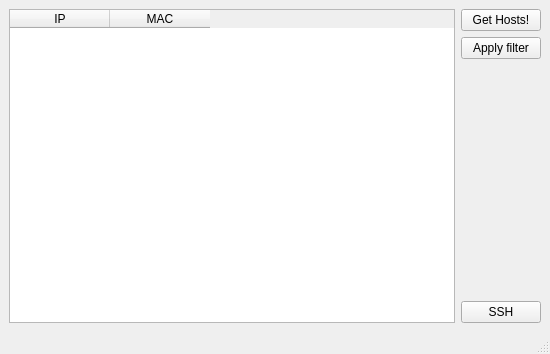
The window that mainwindow.ui (pnegre/labadmin) describes before a commit, drawn with Qt 5.
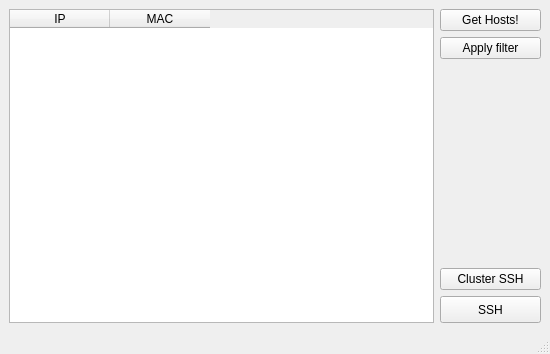
The same window after the commit.

Commit message: També afegit el botó per usar 'clusterssh'

Patch:
```diff
--- a/mainwindow.ui
+++ b/mainwindow.ui
@@ -23,6 +23,8 @@
    </property>
    <layout class="QGridLayout" name="gridLayout" >
     <item row="0" column="0" >
+     <layout class="QHBoxLayout" name="horizontalLayout" >
+      <item>
      <widget class="QTableWidget" name="hostList" >
       <column>
        <property name="text" >
@@ -36,7 +38,7 @@
       </column>
      </widget>
     </item>
-    <item row="0" column="1" >
+      <item>
      <layout class="QVBoxLayout" name="verticalLayout" >
       <item>
        <widget class="QPushButton" name="buttonHosts" >
@@ -59,18 +61,33 @@
         </property>
         <property name="sizeHint" stdset="0" >
          <size>
-          <width>20</width>
-          <height>40</height>
+            <width>72</width>
+            <height>98</height>
          </size>
         </property>
        </spacer>
       </item>
+        <item>
+         <widget class="QPushButton" name="buttonCluster" >
+          <property name="text" >
+           <string>Cluster SSH</string>
+          </property>
+         </widget>
+        </item>
       <item>
        <widget class="QPushButton" name="buttonSsh" >
+          <property name="minimumSize" >
+           <size>
+            <width>101</width>
+            <height>27</height>
+           </size>
+          </property>
         <property name="text" >
          <string>SSH</string>
         </property>
        </widget>
+        </item>
+       </layout>
       </item>
      </layout>
     </item>
```
Lines whose indentation alone changed are shown as unchanged. The commit also changes 1 other file.
